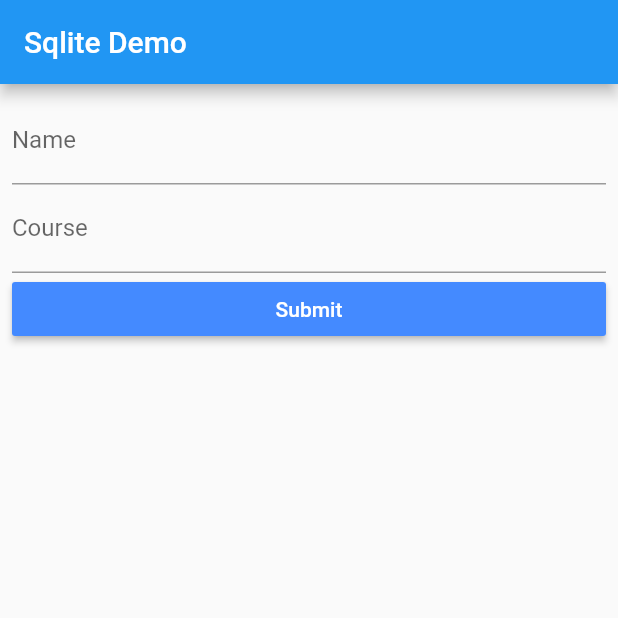
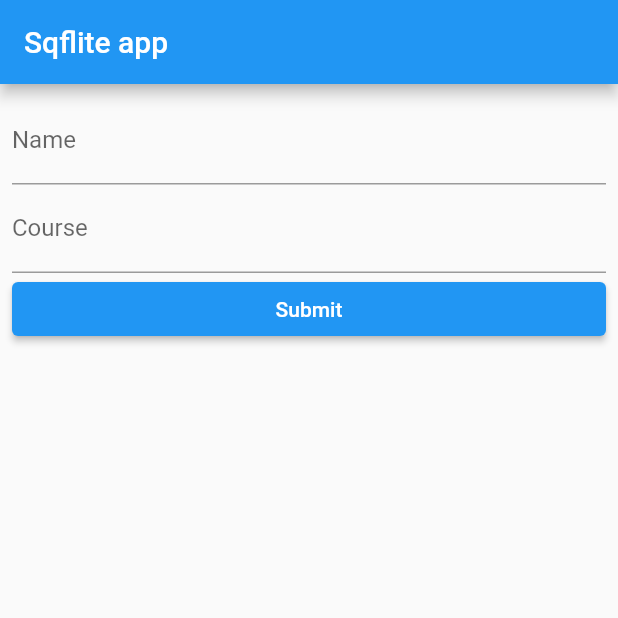
Before and after one commit to Sandesh-Sharma/Flutter-helper-apps, a Flutter app: the screen it shows after launch, on a phone screen of 412 x 824 dp, the top half of it. Run offline on Flutter 3.47's test engine with Material 2 defaults, Android fonts, the phone set to English and light mode, and no system bars; our stand-ins replace sqflite; accounts and stored records are empty.

Commit message:
Updated main.dart

```diff
--- a/sqflite app/lib/main.dart
+++ b/sqflite app/lib/main.dart
@@ -7,7 +7,7 @@ class MyApp extends StatelessWidget {
   @override
   Widget build(BuildContext context) {
     return MaterialApp(
-      title: 'Flutter Demo',
+      title: 'Flutter Sqflite App',
       theme: ThemeData(
         primarySwatch: Colors.blue,
       ),
@@ -35,7 +35,7 @@ class _MyHomePageState extends State<MyHomePage> {
     double width = MediaQuery.of(context).size.width;
     return Scaffold(
       appBar: AppBar(
-        title: Text('Sqlite Demo'),
+        title: Text('Sqflite app'),
       ),
       body: ListView(
         children: <Widget>[
@@ -49,15 +49,15 @@ class _MyHomePageState extends State<MyHomePage> {
                     decoration: new InputDecoration(labelText: 'Name'),
                     controller: _nameController,
                     validator: (val) =>
-                        val.isNotEmpty ? null : 'Name Should Not Be empty',
+                        val.isNotEmpty ? null : 'Name field cannot be empty',
                   ),
                   TextFormField(
                     decoration: new InputDecoration(labelText: 'Course'),
                     controller: _courseController,
                     validator: (val) =>
-                        val.isNotEmpty ? null : 'Course Should Not Be empty',
+                        val.isNotEmpty ? null : 'Course field cannot be empty',
                   ),
-                  RaisedButton(
+                  ElevatedButton(
                     textColor: Colors.white,
                     color: Colors.blueAccent,
                     child: Container(
```
